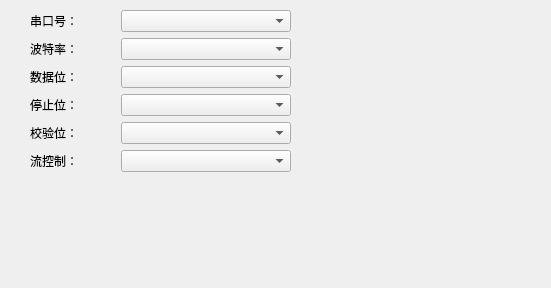
Old version of the form modbusrtuwidget.ui in the repository louisir/ModbusGateway.
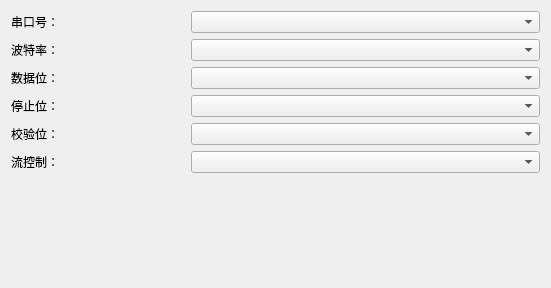
New version of the form.

What changed in the file:
```diff
--- a/modbusrtuwidget.ui
+++ b/modbusrtuwidget.ui
@@ -19,15 +19,6 @@
   <property name="windowTitle">
    <string>Form</string>
   </property>
-  <widget class="QWidget" name="gridLayoutWidget">
-   <property name="geometry">
-    <rect>
-     <x>30</x>
-     <y>10</y>
-     <width>261</width>
-     <height>179</height>
-    </rect>
-   </property>
    <layout class="QGridLayout" name="gridLayout_3" rowstretch="0,0,0,0,0,0,7" columnstretch="1,2">
     <item row="4" column="0">
      <widget class="QLabel" name="label_5">
@@ -103,7 +94,6 @@
      </spacer>
     </item>
    </layout>
-  </widget>
  </widget>
  <resources/>
  <connections/>
```
Lines whose indentation alone changed are shown as unchanged.
